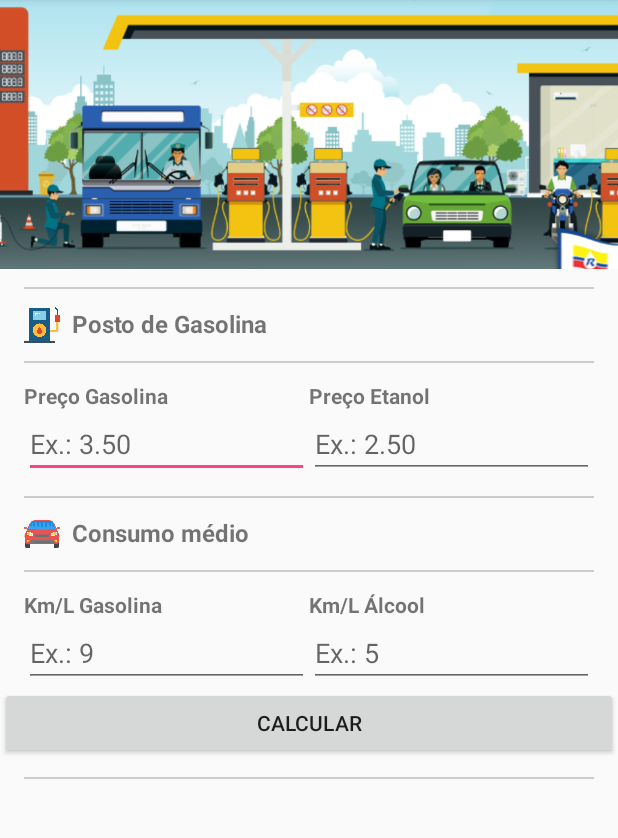
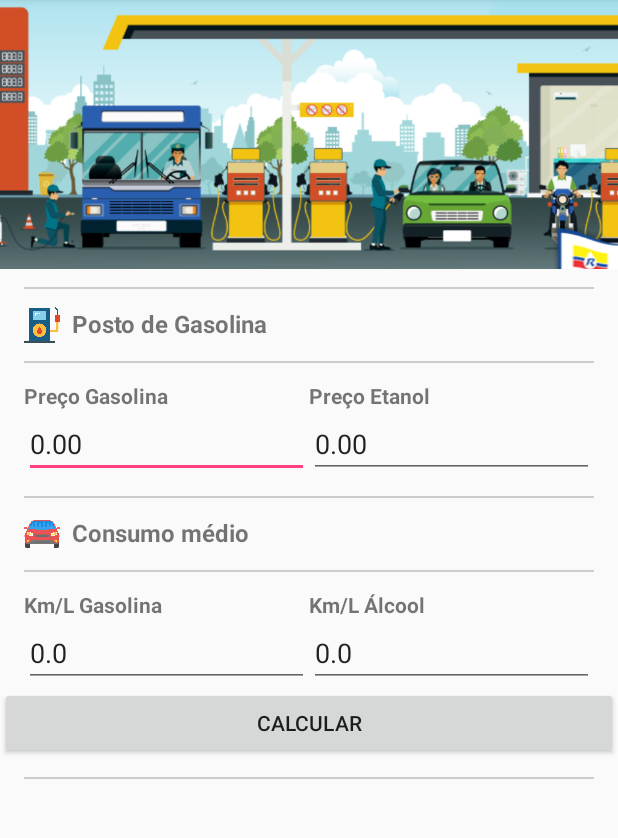
Before and after one commit to achavesgs/CalculaFlex-31SCJ-master, an Android app: the screen it shows after launch (FormActivity), on a phone screen of 412 x 824 dp, the part 85-923 px from its top. Run offline under Robolectric (Android 15) with nearby library versions, the phone set to English and light mode, and no system bars.

```diff
--- a/app/build.gradle
+++ b/app/build.gradle
@@ -26,8 +26,13 @@ dependencies {
     implementation fileTree(dir: 'libs', include: ['*.jar'])
     implementation "org.jetbrains.kotlin:kotlin-stdlib-jre7:$kotlin_version"
     implementation 'com.android.support:appcompat-v7:27.1.1'
+    implementation 'com.android.support:design:27.1.1'
     implementation 'com.android.support.constraint:constraint-layout:1.1.3'
+    implementation 'com.google.firebase:firebase-auth:16.0.1'
+    implementation 'com.google.firebase:firebase-database:16.0.1'
     testImplementation 'junit:junit:4.12'
     androidTestImplementation 'com.android.support.test:runner:1.0.2'
     androidTestImplementation 'com.android.support.test.espresso:espresso-core:3.0.2'
 }
+
+apply plugin: 'com.google.gms.google-services'
--- a/app/src/main/AndroidManifest.xml
+++ b/app/src/main/AndroidManifest.xml
@@ -16,7 +16,9 @@
                 <category android:name="android.intent.category.LAUNCHER" />
             </intent-filter>
         </activity>
-        <activity android:name=".ResultActivity"></activity>
+        <activity android:name=".ResultActivity" />
+        <activity android:name=".LoginActivity" />
+        <activity android:name=".SignUpActivity"></activity>
     </application>
 
 </manifest>
--- a/app/src/main/java/br/com/heiderlopes/calculaflex/FormActivity.kt
+++ b/app/src/main/java/br/com/heiderlopes/calculaflex/FormActivity.kt
@@ -1,12 +1,32 @@
 package br.com.heiderlopes.calculaflex
 
+import android.content.Intent
 import android.support.v7.app.AppCompatActivity
 import android.os.Bundle
+import br.com.heiderlopes.calculaflex.extensions.getDouble
+import br.com.heiderlopes.calculaflex.watchers.DecimalTextWatcher
+import kotlinx.android.synthetic.main.activity_form.*
 
 class FormActivity : AppCompatActivity() {
 
     override fun onCreate(savedInstanceState: Bundle?) {
         super.onCreate(savedInstanceState)
         setContentView(R.layout.activity_form)
+
+        etGasPrice.addTextChangedListener(DecimalTextWatcher(etGasPrice))
+        etEthanolPrice.addTextChangedListener(DecimalTextWatcher(etEthanolPrice))
+
+        etGasAverage.addTextChangedListener(DecimalTextWatcher(etGasAverage, totalDecimalNumber = 1))
+        etEthanolAverage.addTextChangedListener(DecimalTextWatcher(etEthanolAverage, totalDecimalNumber = 1))
+
+        btCalculate.setOnClickListener{
+            val proximaTela = Intent(this, ResultActivity::class.java)
+            proximaTela.putExtra("GAS_PRICE", etGasPrice.getDouble())
+            proximaTela.putExtra("ETHANOL_PRICE", etEthanolPrice.getDouble())
+            proximaTela.putExtra("GAS_AVERAGE", etGasAverage.getDouble())
+            proximaTela.putExtra("ETHANOL_AVERAGE", etEthanolAverage.getDouble())
+
+            startActivity(proximaTela)
+        }
     }
 }
--- /dev/null
+++ b/app/src/main/java/br/com/heiderlopes/calculaflex/extensions/DoubleExt.kt
@@ -0,0 +1,3 @@
+package br.com.heiderlopes.calculaflex.extensions
+
+fun Double.format(digits: Int) = String.format("%.${digits}f", this)
--- /dev/null
+++ b/app/src/main/java/br/com/heiderlopes/calculaflex/extensions/EditTextExt.kt
@@ -0,0 +1,6 @@
+package br.com.heiderlopes.calculaflex.extensions
+
+import android.widget.EditText
+
+fun EditText.getValue() = this.text.toString()
+fun EditText.getDouble() = this.getValue().toDouble()
--- a/app/src/main/java/br/com/heiderlopes/calculaflex/watchers/DecimalTextWatcher.kt
+++ b/app/src/main/java/br/com/heiderlopes/calculaflex/watchers/DecimalTextWatcher.kt
@@ -1 +1,58 @@
 package br.com.heiderlopes.calculaflex.watchers
+
+import android.text.Editable
+import android.text.TextWatcher
+import android.widget.EditText
+import java.lang.StringBuilder
+import java.lang.ref.WeakReference
+import java.math.BigDecimal
+import java.text.DecimalFormat
+
+class DecimalTextWatcher(editText: EditText, val totalDecimalNumber: Int = 2) : TextWatcher {
+
+    private val editTextWeakReference: WeakReference<EditText> = WeakReference(editText)
+
+    init {
+        format(editTextWeakReference.get()!!.text)
+    }
+
+    override fun beforeTextChanged(s: CharSequence, start: Int, count: Int, after: Int) {}
+
+    override fun onTextChanged(s: CharSequence, start: Int, before: Int, count: Int) {}
+
+    override fun afterTextChanged(editable: Editable) {
+        format(editable)
+    }
+
+    private fun getTotalDecimalNumber(): String {
+        val decimalNumber = StringBuilder()
+        for (i in 1..totalDecimalNumber) {
+            decimalNumber.append("0")
+        }
+        return decimalNumber.toString()
+    }
+
+    private fun format(editable: Editable) {
+        val editText = editTextWeakReference.get() ?: return
+        val cleanString = editable.toString().trim().replace(" ", "")
+        editText.removeTextChangedListener(this)
+
+        val number = Math.pow(10.toDouble(), totalDecimalNumber.toDouble())
+
+        val parsed = when (cleanString) {
+            null -> BigDecimal(0)
+            "" -> BigDecimal(0)
+            "null" -> BigDecimal(0)
+            else -> BigDecimal(cleanString.replace("\\D+".toRegex(), ""))
+                    .setScale(totalDecimalNumber, BigDecimal.ROUND_FLOOR)
+                    .divide(BigDecimal(number.toInt()),
+                            BigDecimal.ROUND_FLOOR)
+        }
+
+        val dfnd = DecimalFormat("#,##0.${getTotalDecimalNumber()}")
+        val formatted = dfnd.format(parsed)
+        editText.setText(formatted.replace(',', '.'))
+        editText.setSelection(formatted.length)
+        editText.addTextChangedListener(this)
+    }
+}
--- a/build.gradle
+++ b/build.gradle
@@ -12,6 +12,7 @@ buildscript {
 
         // NOTE: Do not place your application dependencies here; they belong
         // in the individual module build.gradle files
+        classpath 'com.google.gms:google-services:4.0.1'
     }
 }
 
```
Also changed, not shown: app/src/main/java/br/com/heiderlopes/calculaflex/LoginActivity.kt (added, +12 -0 lines), app/src/main/java/br/com/heiderlopes/calculaflex/ResultActivity.kt (+22 -0 lines), app/src/main/java/br/com/heiderlopes/calculaflex/SignUpActivity.kt (added, +12 -0 lines), app/src/main/java/br/com/heiderlopes/calculaflex/model/User.kt (added, +7 -0 lines), app/src/main/res/layout/activity_login.xml (added, +63 -0 lines), app/src/main/res/layout/activity_sign_up.xml (added, +79 -0 lines), 1 other file.
